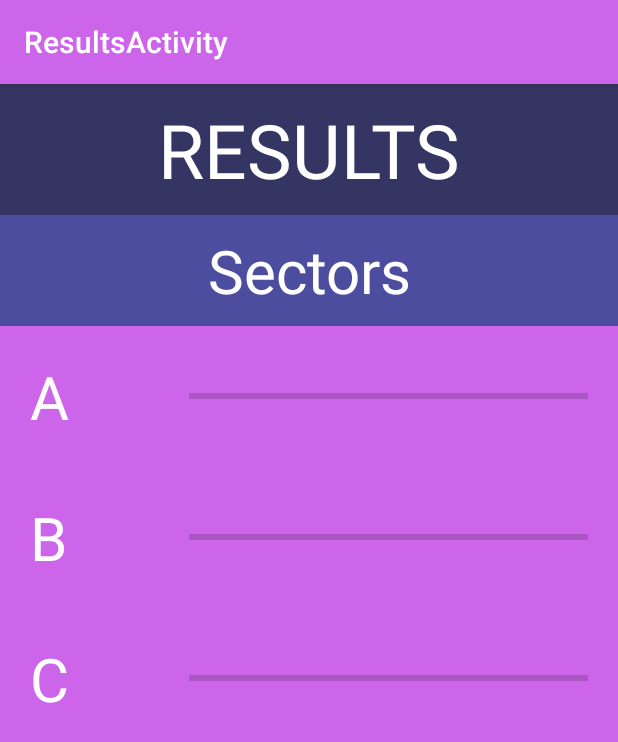
After one commit to Marchuck/TauronRealityHack, an Android app: the ResultsActivity screen opened directly, with no data from a screen before it, on a phone screen of 412 x 824 dp. The commit adds this screen. Shown: the top 742 px of the screen. Run offline under Robolectric (Android 15) with nearby library versions, the phone set to English and light mode, and no system bars.

Commit message:
Result UI

```diff
--- a/app/build.gradle
+++ b/app/build.gradle
@@ -51,5 +51,5 @@ dependencies {
     compile 'com.pkmmte.view:circularimageview:1.1'
     compile 'com.squareup.retrofit:retrofit:1.9.0'
     compile 'com.google.code.gson:gson:2.3.1'
-
+    compile 'com.github.PhilJay:MPAndroidChart:v2.2.5'
 }
--- /dev/null
+++ b/app/src/main/java/pl/marczak/tauronrealityhack/activity/ResultsActivity.java
@@ -0,0 +1,17 @@
+package pl.marczak.tauronrealityhack.activity;
+
+import android.os.Bundle;
+import android.support.v7.app.AppCompatActivity;
+
+import pl.marczak.tauronrealityhack.R;
+
+public class ResultsActivity extends AppCompatActivity {
+
+    @Override
+    protected void onCreate(Bundle savedInstanceState) {
+        super.onCreate(savedInstanceState);
+        setContentView(R.layout.activity_results);
+
+    }
+
+}
--- a/app/src/main/java/pl/marczak/tauronrealityhack/networking/ApiService.java
+++ b/app/src/main/java/pl/marczak/tauronrealityhack/networking/ApiService.java
@@ -4,4 +4,7 @@ package pl.marczak.tauronrealityhack.networking;
  * Created by Admin on 2016-06-11.
  */
 public interface ApiService {
+
+    //@GET("/api//sectors/")
+  //  void getSensor( Callback<SensorResponse> callback);
 }
--- a/app/src/main/java/pl/marczak/tauronrealityhack/util/PreferencesUtil.java
+++ b/app/src/main/java/pl/marczak/tauronrealityhack/util/PreferencesUtil.java
@@ -10,10 +10,10 @@ import pl.marczak.tauronrealityhack.model.UserData;
 
 public class PreferencesUtil {
 
-    private static final String PREFERENCES_NAME = "co.woolet.PREFERENCES";
+    private static final String PREFERENCES_NAME = "PREFERENCES";
 
-    private static final String USER_DATA = "co.woolet.USER_DATA";
-    private static final String USER_PASSWORD = "co.woolet.USER_PASSWORD";
+    private static final String USER_DATA = "USER_DATA";
+    private static final String USER_PASSWORD = "USER_PASSWORD";
 
 
     public static boolean isUserLoggedIn(Context context) {
--- /dev/null
+++ b/app/src/main/res/layout/activity_results.xml
@@ -0,0 +1,106 @@
+<RelativeLayout
+    xmlns:android="http://schemas.android.com/apk/res/android"
+    xmlns:tools="http://schemas.android.com/tools"
+    android:layout_width="match_parent"
+    android:layout_height="match_parent"
+    android:background="@color/colorPrimary"
+    tools:context="pl.marczak.tauronrealityhack.activity.ResultsActivity">
+
+    <TextView
+        android:id="@+id/result_title"
+        android:layout_width="match_parent"
+        android:layout_height="wrap_content"
+        android:text="RESULTS"
+        android:padding="10dp"
+        android:background="@color/colorPrimaryDark"
+        android:textColor="@android:color/white"
+        android:textSize="50sp"
+        android:gravity="center" />
+
+    <LinearLayout
+        android:layout_width="match_parent"
+        android:layout_height="wrap_content"
+        android:orientation="vertical"
+        android:layout_below="@+id/result_title">
+
+        <TextView
+            android:id="@+id/sectors_title"
+            android:layout_width="match_parent"
+            android:layout_height="wrap_content"
+            android:text="Sectors"
+            android:padding="10dp"
+            android:background="@color/colorSecondPrimaryDark"
+            android:textColor="@android:color/white"
+            android:textSize="40sp"
+            android:gravity="center" />
+
+        <LinearLayout
+            android:layout_width="match_parent"
+            android:layout_height="wrap_content"
+            android:orientation="horizontal"
+            android:weightSum="10">
+            <TextView
+                android:layout_width="0dp"
+                android:layout_height="match_parent"
+                android:layout_weight="2"
+                android:text="A"
+                android:layout_margin="20dp"
+                android:textColor="@android:color/white"
+                android:textSize="40sp"/>
+            <ProgressBar
+                android:id="@+id/progress1"
+                style="?android:attr/progressBarStyleHorizontal"
+                android:layout_width="0dp"
+                android:layout_margin="20dp"
+                android:layout_height="match_parent"
+                android:layout_weight="8" />
+        </LinearLayout>
+
+        <LinearLayout
+            android:layout_width="match_parent"
+            android:layout_height="wrap_content"
+            android:orientation="horizontal"
+            android:weightSum="10">
+            <TextView
+                android:layout_width="0dp"
+                android:layout_height="match_parent"
+                android:layout_weight="2"
+                android:text="B"
+                android:layout_margin="20dp"
+                android:textColor="@android:color/white"
+                android:textSize="40sp"/>
+            <ProgressBar
+                android:id="@+id/progress2"
+                style="?android:attr/progressBarStyleHorizontal"
+                android:layout_width="0dp"
+                android:layout_margin="20dp"
+                android:layout_height="match_parent"
+                android:layout_weight="8" />
+        </LinearLayout>
+
+        <LinearLayout
+            android:layout_width="match_parent"
+            android:layout_height="wrap_content"
+            android:orientation="horizontal"
+            android:weightSum="10">
+            <TextView
+                android:layout_width="0dp"
+                android:layout_height="match_parent"
+                android:layout_weight="2"
+                android:text="C"
+                android:layout_margin="20dp"
+                android:textColor="@android:color/white"
+                android:textSize="40sp"/>
+            <ProgressBar
+                android:id="@+id/progress3"
+                style="?android:attr/progressBarStyleHorizontal"
+                android:layout_width="0dp"
+                android:layout_margin="20dp"
+                android:layout_height="match_parent"
+                android:layout_weight="8" />
+        </LinearLayout>
+
+    </LinearLayout>
+
+
+</RelativeLayout>
--- a/app/src/main/res/values/strings.xml
+++ b/app/src/main/res/values/strings.xml
@@ -9,6 +9,7 @@
 
     <string name="hello_world">Hello world!</string>
     <string name="action_settings">Settings</string>
+    <string name="title_activity_results">ResultsActivity</string>
 
 
 
```
Also changed, not shown: app/src/main/AndroidManifest.xml (+22 -27 lines), app/src/main/java/pl/marczak/tauronrealityhack/networking/ApiClient.java (+1 -14 lines), app/src/main/res/menu/menu_results.xml (added, +7 -0 lines).
